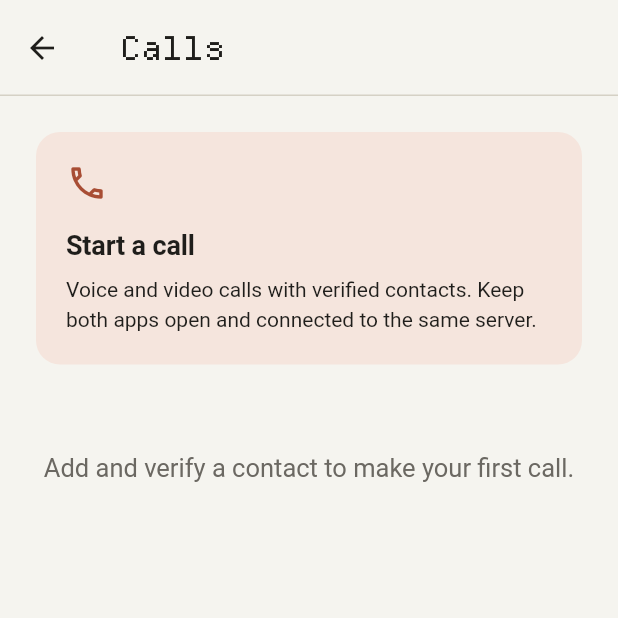
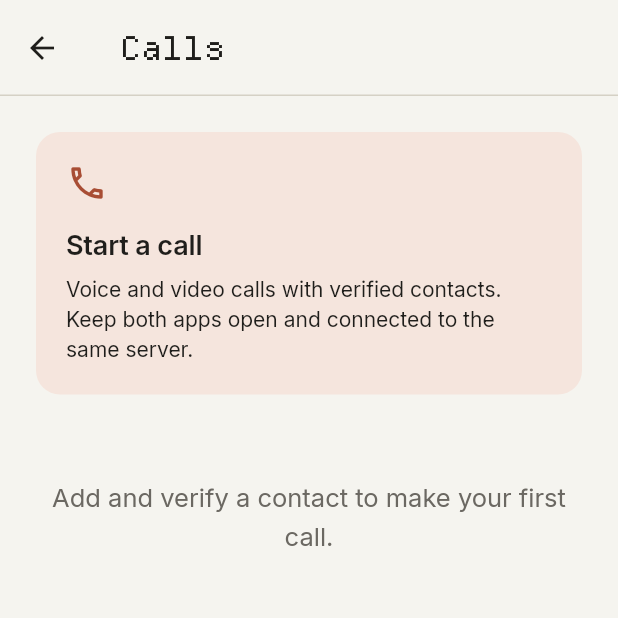
Before and after one commit to Chatur7x/Chhaya, a Flutter app: the CallsTab screen opened directly, on a phone screen of 412 x 824 dp, the top half of it. Run offline on Flutter 3.47's test engine with Material 3 defaults, Android fonts, the phone set to English and light mode, and no system bars; our stand-ins replace file_picker, flutter_local_notifications, flutter_riverpod, flutter_secure_storage, local_auth, permission_handler and 3 more; missing offline and left inert: cryptography, flutter_sound, flutter_webrtc, mobile_scanner, pointycastle; accounts and stored records are empty.

Commit message:
Scope Apple fonts to Apple platforms and correct interactive review setup

```diff
--- a/lib/ui/theme/chhaya_palette.dart
+++ b/lib/ui/theme/chhaya_palette.dart
@@ -58,10 +58,14 @@ class ChhayaPalette {
 }
 
 class ChhayaType {
-  ChhayaType(this.palette);
+  ChhayaType(this.palette, {this.platform = TargetPlatform.android});
+  final TargetPlatform platform;
   final ChhayaPalette palette;
-  static ChhayaType of(BuildContext context) => ChhayaType(ChhayaPalette.of(context));
-  TextStyle _adapt(TextStyle style) => style.copyWith(color:
+  static ChhayaType of(BuildContext context) => ChhayaType(ChhayaPalette.of(context), platform: Theme.of(context).platform);
+  TextStyle _adapt(TextStyle style) => style.copyWith(
+    fontFamily: style.fontFamily == 'Inter' && (platform == TargetPlatform.iOS || platform == TargetPlatform.macOS)
+      ? 'CupertinoSystemText' : style.fontFamily,
+    color:
     style.color == ChhayaColors.ink ? palette.ink :
     style.color == ChhayaColors.inkMuted ? palette.inkMuted :
     style.color == ChhayaColors.accent || style.color == ChhayaColors.coralDeep ? palette.accent : style.color);
--- a/lib/ui/theme/chhaya_typography.dart
+++ b/lib/ui/theme/chhaya_typography.dart
@@ -6,7 +6,7 @@ import 'chhaya_colors.dart';
 class ChhayaTypography {
   ChhayaTypography._();
 
-  static const String _fontFamily = 'CupertinoSystemText';
+  static const String _fontFamily = 'Inter';
   static const String _displayFontFamily = 'DepartureMono';
   static const String _monoFontFamily = 'DepartureMono';
 
```
Also changed, not shown: 3 other files.
